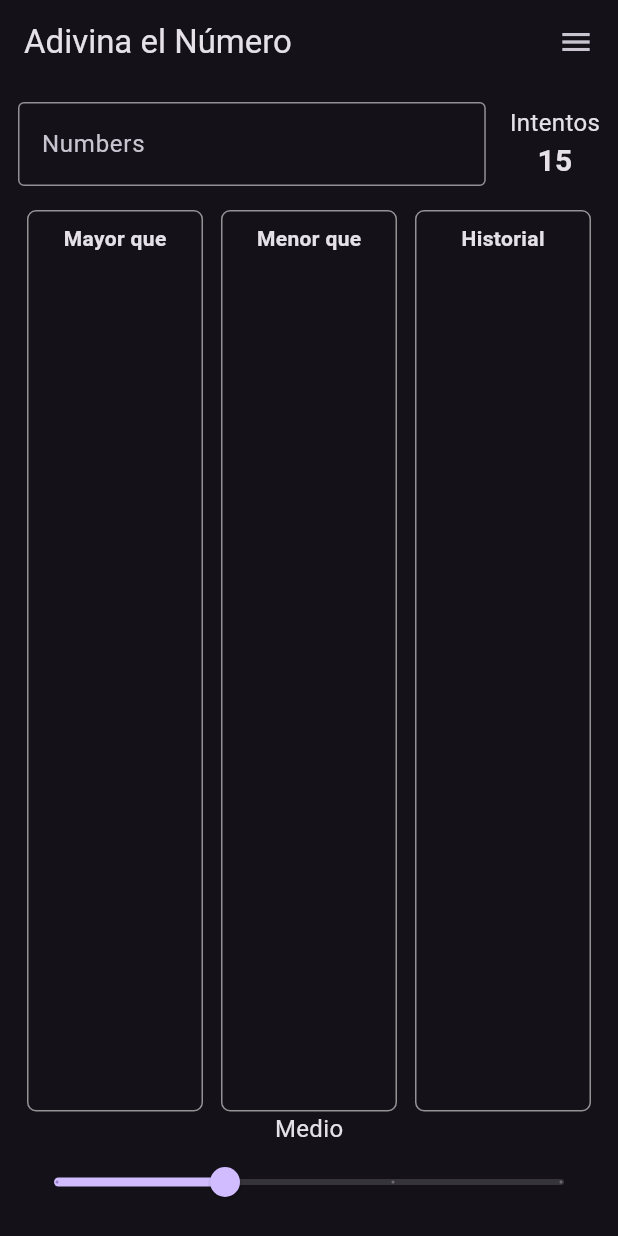
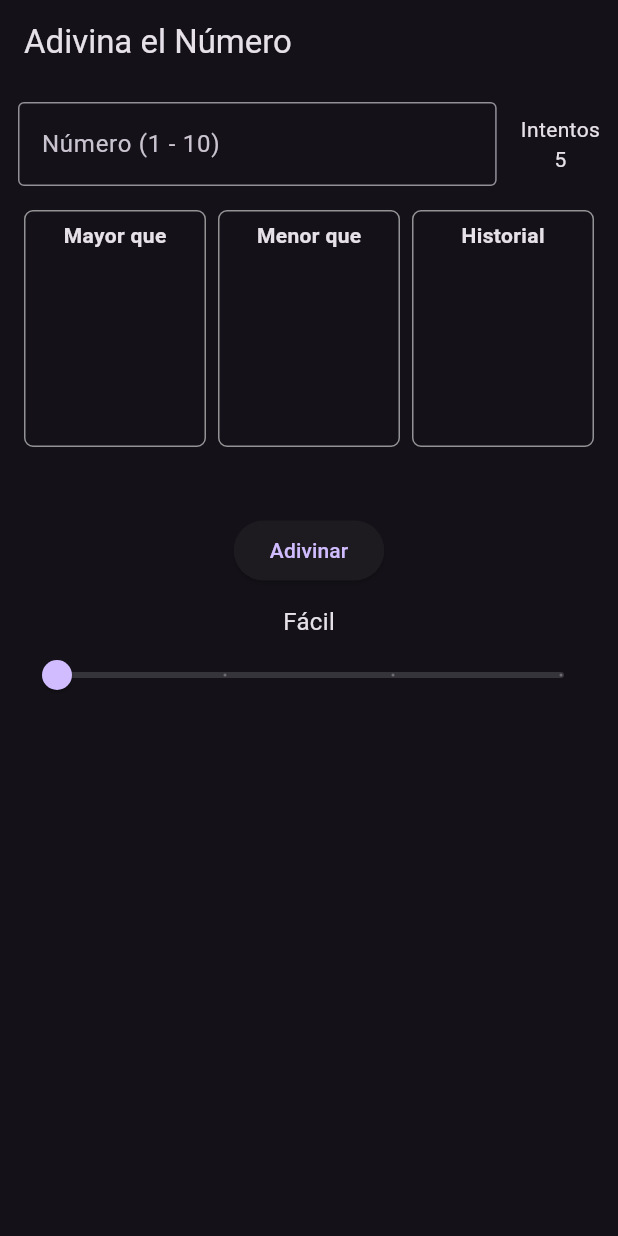
Before and after one commit to shadowdestiny/AdivinaElNumero-Desafio, a Flutter app: the screen it shows after launch, on a phone screen of 412 x 824 dp. Run offline on Flutter 3.47's test engine with Material 3 defaults, Android fonts, the light colour scheme and no system bars.

Commit message:
Creando modularizacion funcional, interfaz visual

```diff
--- a/lib/main.dart
+++ b/lib/main.dart
@@ -1,160 +1,20 @@
 
 import 'package:flutter/material.dart';
+import 'pages/adivina_page.dart';
 
-/// Punto de entrada principal de la aplicación
 void main() {
   runApp(const AdivinaElNumeroApp());
 }
 
-/// Widget raíz que representa la aplicación completa.
 class AdivinaElNumeroApp extends StatelessWidget {
   const AdivinaElNumeroApp({super.key});
 
-  /// Construye la estructura principal de la app con tema oscuro.
   @override
   Widget build(BuildContext context) {
     return MaterialApp(
       title: 'Adivina el Número',
       theme: ThemeData.dark(),
-      home: const AdivinaGame(),
+      home: const AdivinaGamePage(),
     );
   }
 }
-
-/// Página principal del juego donde se gestiona la interfaz y el estado del juego.
-class AdivinaGame extends StatefulWidget {
-  const AdivinaGame({super.key});
-
-  @override
-  State<AdivinaGame> createState() => _AdivinaGameState();
-}
-
-/// Estado del juego que contiene el layout y comportamiento dinámico.
-class _AdivinaGameState extends State<AdivinaGame> {
-  final TextEditingController _controller = TextEditingController();
-  double _sliderValue = 1;
-  int _intentos = 15;
-
-  /// Retorna el nombre del nivel de dificultad según el valor del slider.
-  String getLevelName(double value) {
-    switch (value.toInt()) {
-      case 0: return 'Fácil';
-      case 1: return 'Medio';
-      case 2: return 'Difícil';
-      case 3: return 'Extremo';
-      default: return 'Desconocido';
-    }
-  }
-
-  /// Construye la interfaz visual del juego.
-  @override
-  Widget build(BuildContext context) {
-    return Scaffold(
-      appBar: AppBar(
-        title: const Text('Adivina el Número'),
-        actions: const [
-          Padding(
-            padding: EdgeInsets.only(right: 16.0),
-            child: Icon(Icons.menu),
-          ),
-        ],
-      ),
-      body: Padding(
-        padding: const EdgeInsets.all(12.0),
-        child: Column(
-          children: [
-            // Input de número + contador de intentos
-            Row(
-              children: [
-                Expanded(
-                  child: TextField(
-                    controller: _controller,
-                    keyboardType: TextInputType.number,
-                    textAlign: TextAlign.center,
-                    decoration: const InputDecoration(
-                      labelText: 'Numbers',
-                      border: OutlineInputBorder(),
-                    ),
-                  ),
-                ),
-                const SizedBox(width: 16),
-                Column(
-                  crossAxisAlignment: CrossAxisAlignment.center,
-                  children: [
-                    const Text("Intentos", style: TextStyle(fontSize: 16)),
-                    Text(
-                      '$_intentos',
-                      style: const TextStyle(fontSize: 20, fontWeight: FontWeight.bold),
-                    )
-                  ],
-                )
-              ],
-            ),
-            const SizedBox(height: 16),
-
-            // Columnas: Mayor que | Menor que | Historial
-            Expanded(
-              child: Row(
-                children: [
-                  _buildColumnBox("Mayor que", []),
-                  _buildColumnBox("Menor que", []),
-                  _buildColumnBox("Historial", []),
-                ],
-              ),
-            ),
-
-            // Selector de dificultad con Slider
-            Column(
-              children: [
-                Text(getLevelName(_sliderValue), style: const TextStyle(fontSize: 16)),
-                Slider(
-                  min: 0,
-                  max: 3,
-                  divisions: 3,
-                  value: _sliderValue,
-                  onChanged: (value) {
-                    setState(() {
-                      _sliderValue = value;
-                    });
-                  },
-                ),
-              ],
-            ),
-          ],
-        ),
-      ),
-    );
-  }
-
-  /// Construye una columna con título y lista de números (scrollable).
-  Widget _buildColumnBox(String title, List<int> items) {
-    return Expanded(
-      child: Container(
-        margin: const EdgeInsets.symmetric(horizontal: 6),
-        padding: const EdgeInsets.all(8),
-        decoration: BoxDecoration(
-          border: Border.all(color: Colors.white54),
-          borderRadius: BorderRadius.circular(6),
-        ),
-        child: Column(
-          children: [
-            Text(title, style: const TextStyle(fontWeight: FontWeight.bold)),
-            const SizedBox(height: 8),
-            Expanded(
-              child: SingleChildScrollView(
-                child: Column(
-                  children: items.map((item) {
-                    return Text(
-                      item.toString(),
-                      style: const TextStyle(color: Colors.green),
-                    );
-                  }).toList(),
-                ),
-              ),
-            )
-          ],
-        ),
-      ),
-    );
-  }
-}
--- /dev/null
+++ b/lib/models/difficulty_config.dart
@@ -0,0 +1,8 @@
+
+/// Configuración de niveles de dificultad con sus límites y número de intentos
+final Map<int, Map<String, dynamic>> difficultyLevels = {
+  0: {'name': 'Fácil', 'max': 10, 'tries': 5},
+  1: {'name': 'Medio', 'max': 20, 'tries': 8},
+  2: {'name': 'Difícil', 'max': 100, 'tries': 15},
+  3: {'name': 'Extremo', 'max': 1000, 'tries': 25},
+};
--- /dev/null
+++ b/lib/pages/adivina_page.dart
@@ -0,0 +1,168 @@
+
+import 'dart:math';
+import 'package:flutter/material.dart';
+import '../models/difficulty_config.dart';
+import '../widgets/column_box.dart';
+
+class AdivinaGamePage extends StatefulWidget {
+  const AdivinaGamePage({super.key});
+
+  @override
+  State<AdivinaGamePage> createState() => _AdivinaGamePageState();
+}
+
+class _AdivinaGamePageState extends State<AdivinaGamePage> {
+  final TextEditingController _controller = TextEditingController();
+
+  double _sliderValue = 0;
+  int _remainingTries = 0;
+  int _secretNumber = 0;
+  int _max = 10;
+
+  final List<int> _greaterThan = [];
+  final List<int> _lessThan = [];
+  final List<Map<String, dynamic>> _history = [];
+
+  String _message = '';
+  bool _gameOver = false;
+
+  @override
+  void initState() {
+    super.initState();
+    _resetGame();
+  }
+
+  void _resetGame() {
+    final config = difficultyLevels[_sliderValue.toInt()]!;
+    _max = config['max'];
+    _remainingTries = config['tries'];
+    _secretNumber = Random().nextInt(_max) + 1;
+    _greaterThan.clear();
+    _lessThan.clear();
+    _history.clear();
+    _controller.clear();
+    _message = '';
+    _gameOver = false;
+    setState(() {});
+  }
+
+  void _submitGuess() {
+    final input = int.tryParse(_controller.text);
+    if (input == null || input < 1 || input > _max) {
+      setState(() => _message = 'Ingresa un número válido entre 1 y $_max');
+      return;
+    }
+
+    setState(() {
+      _remainingTries--;
+
+      if (input == _secretNumber) {
+        _message = '¡Correcto! El número era $_secretNumber';
+        _history.add({'value': input, 'success': true});
+        _gameOver = true;
+      } else {
+        _history.add({'value': input, 'success': false});
+        if (input > _secretNumber) {
+          _greaterThan.add(input);
+        } else {
+          _lessThan.add(input);
+        }
+
+        if (_remainingTries == 0) {
+          _message = '¡Sin intentos! El número era $_secretNumber';
+          _gameOver = true;
+        } else {
+          _message = input > _secretNumber
+              ? 'Muy alto. Intenta de nuevo.'
+              : 'Muy bajo. Intenta de nuevo.';
+        }
+      }
+
+      _controller.clear();
+    });
+  }
+
+  String get _currentLevelName => difficultyLevels[_sliderValue.toInt()]!['name'];
+
+  @override
+  Widget build(BuildContext context) {
+    return Scaffold(
+      appBar: AppBar(title: const Text('Adivina el Número')),
+      body: Padding(
+        padding: const EdgeInsets.all(12.0),
+        child: Column(
+          children: [
+            Row(
+              children: [
+                Expanded(
+                  child: TextField(
+                    controller: _controller,
+                    enabled: !_gameOver,
+                    keyboardType: TextInputType.number,
+                    textAlign: TextAlign.center,
+                    decoration: InputDecoration(
+                      labelText: 'Número (1 - $_max)',
+                      border: const OutlineInputBorder(),
+                    ),
+                  ),
+                ),
+                const SizedBox(width: 16),
+                Column(
+                  children: [
+                    const Text("Intentos"),
+                    Text('$_remainingTries'),
+                  ],
+                ),
+              ],
+            ),
+            const SizedBox(height: 16),
+            Row(
+              children: [
+                ColumnBox(
+                  title: "Mayor que",
+                  children: _greaterThan.map((e) => Text('$e')).toList(),
+                ),
+                ColumnBox(
+                  title: "Menor que",
+                  children: _lessThan.map((e) => Text('$e')).toList(),
+                ),
+                ColumnBox(
+                  title: "Historial",
+                  children: _history.map((entry) {
+                    return Text(
+                      '${entry['value']}',
+                      style: TextStyle(
+                        color: entry['success'] ? Colors.green : Colors.red,
+                      ),
+                    );
+                  }).toList(),
+                ),
+              ],
+            ),
+            const SizedBox(height: 12),
+            Text(_message, style: const TextStyle(fontWeight: FontWeight.bold)),
+            const SizedBox(height: 12),
+            ElevatedButton(
+              onPressed: !_gameOver ? _submitGuess : _resetGame,
+              child: Text(!_gameOver ? 'Adivinar' : 'Reiniciar'),
+            ),
+            const SizedBox(height: 12),
+            Text(_currentLevelName, style: const TextStyle(fontSize: 16)),
+            Slider(
+              min: 0,
+              max: 3,
+              divisions: 3,
+              value: _sliderValue,
+              onChanged: (value) {
+                setState(() {
+                  _sliderValue = value;
+                  _resetGame();
+                });
+              },
+            ),
+          ],
+        ),
+      ),
+    );
+  }
+}
--- /dev/null
+++ b/lib/widgets/column_box.dart
@@ -0,0 +1,35 @@
+import 'package:flutter/material.dart';
+
+/// Widget reutilizable para mostrar listas numeradas dentro de una caja con scroll.
+class ColumnBox extends StatelessWidget {
+  final String title;
+  final List<Widget> children;
+
+  const ColumnBox({super.key, required this.title, required this.children});
+
+  @override
+  Widget build(BuildContext context) {
+    return Expanded(
+      child: Container(
+        margin: const EdgeInsets.symmetric(horizontal: 4),
+        padding: const EdgeInsets.all(6),
+        decoration: BoxDecoration(
+          border: Border.all(color: Colors.white54),
+          borderRadius: BorderRadius.circular(6),
+        ),
+        child: Column(
+          children: [
+            Text(title, style: const TextStyle(fontWeight: FontWeight.bold)),
+            const SizedBox(height: 4),
+            SizedBox(
+              height: 120,
+              child: SingleChildScrollView(
+                child: Column(children: children),
+              ),
+            ),
+          ],
+        ),
+      ),
+    );
+  }
+}
```
Also changed, not shown: 1 other file.
